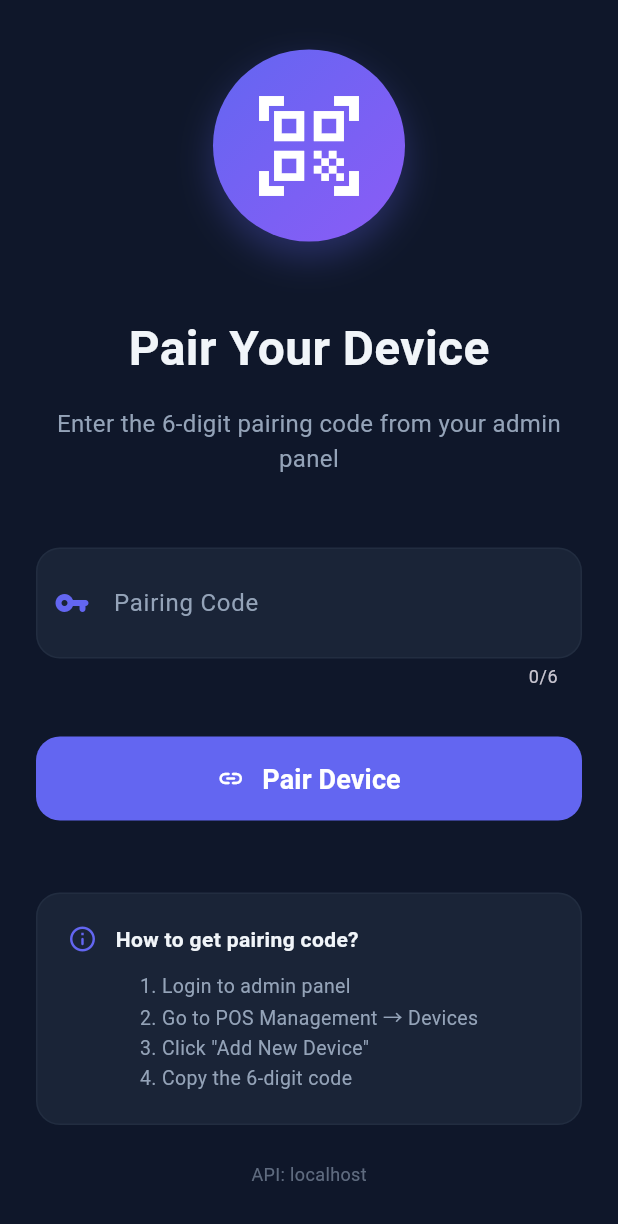
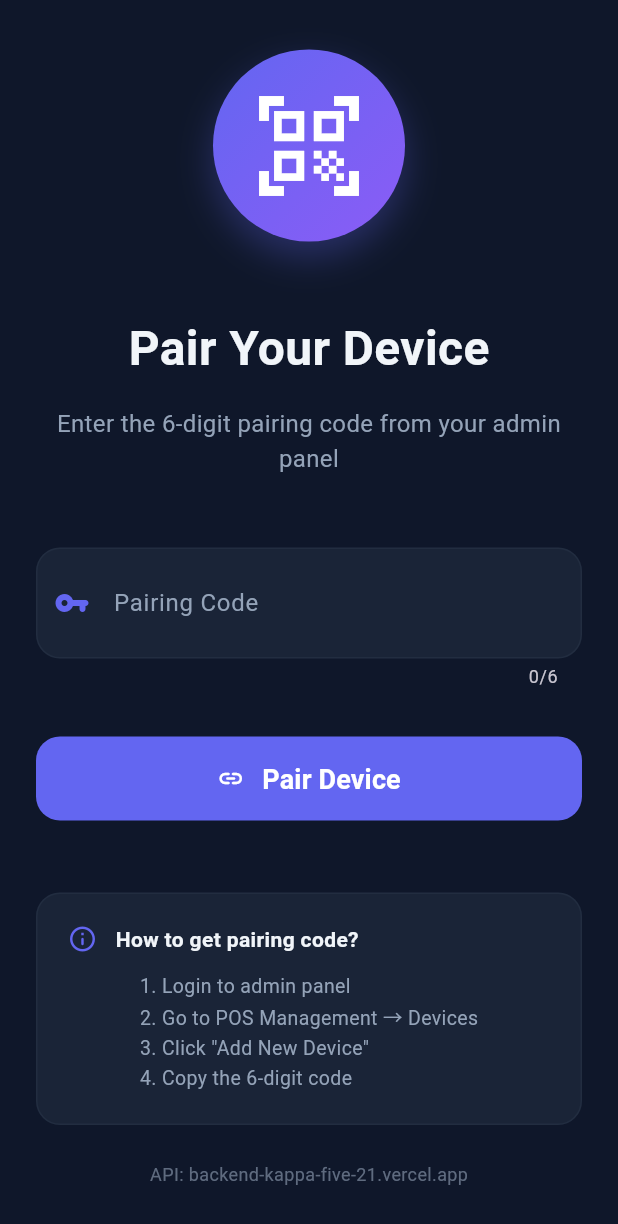
Before and after one commit to hanson0309/pos_app, a Flutter app: the screen it shows after launch, on a phone screen of 412 x 824 dp. Shown: the top 1224 px of the screen. Run offline on Flutter 3.47's test engine with Material 3 defaults, Android fonts, the phone set to English and light mode, and no system bars; our stand-ins replace dio, flutter_blue_plus, flutter_riverpod, flutter_secure_storage, sqflite, sqflite_common_ffi and 1 more; missing offline and left inert: esc_pos_utils; accounts and stored records are empty.

Commit message:
change API Configuration

```diff
--- a/lib/config/app_config.dart
+++ b/lib/config/app_config.dart
@@ -1,6 +1,6 @@
 class AppConfig {
-  // API Configuration
-  static const String apiBaseUrl = 'http://localhost:3000/api/v1';
+  // API Configuration http://localhost:3000/api/v1
+  static const String apiBaseUrl = 'https://backend-kappa-five-21.vercel.app/api/v1';
 
   // App Configuration
   static const String appName = 'POS App';
```
Also changed, not shown: vercel.json, 2 other files.
